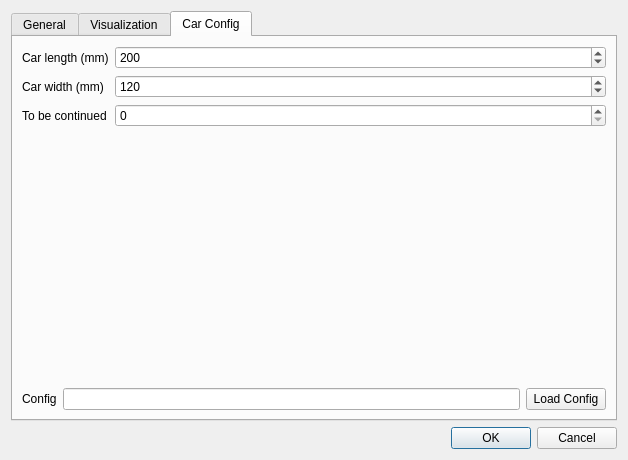
Before: the Qt Designer form src/dialog_preferences.ui in melegiul/adtf-remote, drawn with Qt 5.
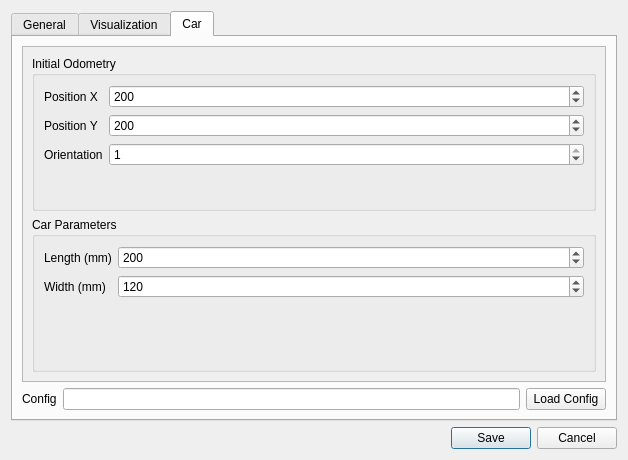
After: the same form once the commit is applied. The open tabs and pages were chosen to show the change. Icons and pictures are not drawn.

Commit message: improved preferences tab and data handling

```diff
--- a/src/dialog_preferences.ui
+++ b/src/dialog_preferences.ui
@@ -96,26 +96,107 @@
        <enum>Qt::LeftToRight</enum>
       </property>
       <attribute name="title">
-       <string>Car Config</string>
+       <string>Car</string>
       </attribute>
       <layout class="QVBoxLayout" name="verticalLayout_2">
        <item>
-        <layout class="QFormLayout" name="formLayout_2">
-         <item row="3" column="0">
-          <widget class="QLabel" name="lb_car_width">
+        <widget class="QScrollArea" name="scrollArea">
+         <property name="widgetResizable">
+          <bool>true</bool>
+         </property>
+         <widget class="QWidget" name="scrollAreaWidgetContents_2">
+          <property name="geometry">
+           <rect>
+            <x>0</x>
+            <y>0</y>
+            <width>586</width>
+            <height>327</height>
+           </rect>
+          </property>
+          <layout class="QVBoxLayout" name="verticalLayout_3">
+           <item>
+            <widget class="QGroupBox" name="groupBox_2">
+             <property name="title">
+              <string>Initial Odometry</string>
+             </property>
+             <layout class="QFormLayout" name="formLayout_4">
+              <item row="0" column="0">
+               <widget class="QLabel" name="lb_car_init_pos_x">
            <property name="text">
-            <string>Car width (mm)</string>
+                 <string>Position X</string>
+                </property>
+               </widget>
+              </item>
+              <item row="0" column="1">
+               <widget class="QSpinBox" name="sb_car_init_pos_x">
+                <property name="maximum">
+                 <number>1000000</number>
+                </property>
+                <property name="value">
+                 <number>200</number>
+                </property>
+               </widget>
+              </item>
+              <item row="1" column="0">
+               <widget class="QLabel" name="lb_car_init_pos_y">
+                <property name="text">
+                 <string>Position Y</string>
+                </property>
+               </widget>
+              </item>
+              <item row="1" column="1">
+               <widget class="QSpinBox" name="sb_car_init_pos_y">
+                <property name="maximum">
+                 <number>1000000</number>
+                </property>
+                <property name="value">
+                 <number>200</number>
            </property>
           </widget>
          </item>
          <item row="2" column="0">
-          <widget class="QLabel" name="lb_car_length">
+               <widget class="QLabel" name="lb_car_init_orientation">
            <property name="text">
-            <string>Car length (mm)</string>
+                 <string>Orientation</string>
            </property>
           </widget>
          </item>
          <item row="2" column="1">
+               <widget class="QSpinBox" name="sb_car_init_orientation">
+                <property name="minimum">
+                 <number>-1</number>
+                </property>
+                <property name="maximum">
+                 <number>1</number>
+                </property>
+                <property name="singleStep">
+                 <number>1</number>
+                </property>
+                <property name="stepType">
+                 <enum>QAbstractSpinBox::AdaptiveDecimalStepType</enum>
+                </property>
+                <property name="value">
+                 <number>1</number>
+                </property>
+               </widget>
+              </item>
+             </layout>
+            </widget>
+           </item>
+           <item>
+            <widget class="QGroupBox" name="groupBox">
+             <property name="title">
+              <string>Car Parameters</string>
+             </property>
+             <layout class="QFormLayout" name="formLayout_2">
+              <item row="0" column="0">
+               <widget class="QLabel" name="lb_car_length">
+                <property name="text">
+                 <string>Length (mm)</string>
+                </property>
+               </widget>
+              </item>
+              <item row="0" column="1">
           <widget class="QSpinBox" name="sb_car_length">
            <property name="maximum">
             <number>45000</number>
@@ -125,7 +206,14 @@
            </property>
           </widget>
          </item>
-         <item row="3" column="1">
+              <item row="1" column="0">
+               <widget class="QLabel" name="lb_car_width">
+                <property name="text">
+                 <string>Width (mm)</string>
+                </property>
+               </widget>
+              </item>
+              <item row="1" column="1">
           <widget class="QSpinBox" name="sb_car_width">
            <property name="maximum">
             <number>5000</number>
@@ -135,17 +223,12 @@
            </property>
           </widget>
          </item>
-         <item row="4" column="0">
-          <widget class="QLabel" name="label_3">
-           <property name="text">
-            <string>To be continued</string>
-           </property>
-          </widget>
-         </item>
-         <item row="4" column="1">
-          <widget class="QSpinBox" name="spinBox"/>
-         </item>
-        </layout>
+             </layout>
+            </widget>
+           </item>
+          </layout>
+         </widget>
+        </widget>
        </item>
        <item>
         <layout class="QHBoxLayout" name="horizontalLayout">
@@ -182,7 +265,7 @@
       <enum>Qt::Horizontal</enum>
      </property>
      <property name="standardButtons">
-      <set>QDialogButtonBox::Cancel|QDialogButtonBox::Ok</set>
+      <set>QDialogButtonBox::Cancel|QDialogButtonBox::Save</set>
      </property>
      <property name="centerButtons">
       <bool>false</bool>
```
Left out of the diff: 5 changed lines with no effect on the pictures. Lines whose indentation alone changed are shown as unchanged. The commit also changes 5 other files.
